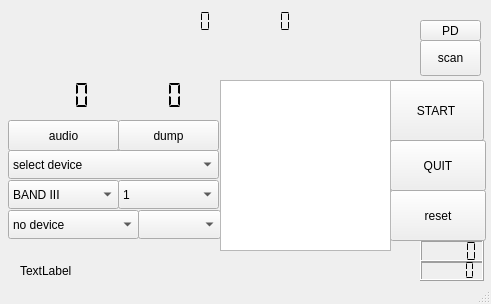
Before: the Qt Designer form forms/dabradio.ui in JvanKatwijk/qt-dab, drawn with Qt 5.
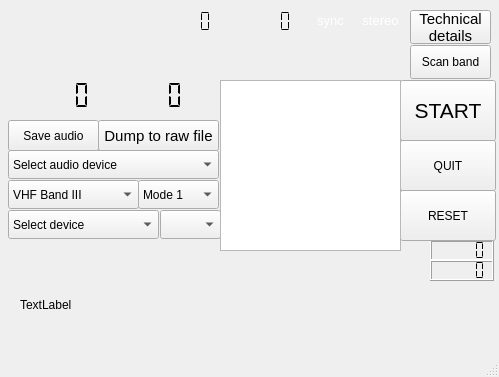
After: the same form once the commit is applied.

Patch:
```diff
--- a/forms/dabradio.ui
+++ b/forms/dabradio.ui
@@ -6,8 +6,8 @@
    <rect>
     <x>0</x>
     <y>0</y>
-    <width>491</width>
-    <height>304</height>
+    <width>499</width>
+    <height>377</height>
    </rect>
   </property>
   <property name="windowTitle">
@@ -28,7 +28,7 @@
     </property>
     <item>
      <property name="text">
-      <string>select device</string>
+      <string>Select audio device</string>
      </property>
     </item>
    </widget>
@@ -37,21 +37,21 @@
      <rect>
       <x>8</x>
       <y>180</y>
-      <width>111</width>
+      <width>131</width>
       <height>29</height>
      </rect>
     </property>
     <property name="toolTip">
-     <string>&lt;html&gt;&lt;head/&gt;&lt;body&gt;&lt;p&gt;Select a DAB band.&lt;/p&gt;&lt;p&gt;The default is Band III (174–230 MHz), the old Band III terrestrial TV band. Alternatively the L Band (1452 bis 1492 MHz, but only used in few countries) may be selected.&lt;/p&gt;&lt;/body&gt;&lt;/html&gt;</string>
+     <string>&lt;html&gt;&lt;head/&gt;&lt;body&gt;&lt;p&gt;Select a DAB band.&lt;/p&gt;&lt;p&gt;The default is VHF Band III (174–230 MHz).&lt;/p&gt;&lt;p&gt;Alternatively the L Band may be selected (1452 bis 1492 MHz, but only used in very few countries like Czech Republic).&lt;/p&gt;&lt;/body&gt;&lt;/html&gt;</string>
     </property>
     <item>
      <property name="text">
-      <string>BAND III</string>
+      <string>VHF Band III</string>
      </property>
     </item>
     <item>
      <property name="text">
-      <string>L BAND</string>
+      <string>L Band</string>
      </property>
     </item>
    </widget>
@@ -60,7 +60,7 @@
      <rect>
       <x>8</x>
       <y>120</y>
-      <width>111</width>
+      <width>91</width>
       <height>31</height>
      </rect>
     </property>
@@ -68,55 +68,60 @@
      <string>&lt;html&gt;&lt;head/&gt;&lt;body&gt;&lt;p&gt;Push this button for saving the audio output into a file. First push will show a menu for file selection. &lt;/p&gt;&lt;p&gt;Push again to stop recording.&lt;/p&gt;&lt;/body&gt;&lt;/html&gt;</string>
     </property>
     <property name="text">
-     <string>audio</string>
+     <string>Save audio</string>
     </property>
    </widget>
    <widget class="QPushButton" name="dumpButton">
     <property name="geometry">
      <rect>
-      <x>118</x>
+      <x>98</x>
       <y>120</y>
-      <width>101</width>
+      <width>121</width>
       <height>31</height>
      </rect>
     </property>
+    <property name="font">
+     <font>
+      <pointsize>11</pointsize>
+     </font>
+    </property>
     <property name="toolTip">
      <string>&lt;html&gt;&lt;head/&gt;&lt;body&gt;&lt;p&gt;Push this button for saving the raw input. Pushing will cause a menu to appear where a filename can be selected. Please note the big filesizes!&lt;/p&gt;&lt;p&gt;Push again to stop recording. You can reload it by using the file input (*.sdr) option. &lt;/p&gt;&lt;/body&gt;&lt;/html&gt;</string>
     </property>
     <property name="text">
-     <string>dump</string>
+     <string>Dump to raw file</string>
     </property>
    </widget>
    <widget class="QComboBox" name="modeSelector">
     <property name="geometry">
      <rect>
-      <x>118</x>
+      <x>138</x>
       <y>180</y>
-      <width>101</width>
+      <width>81</width>
       <height>29</height>
      </rect>
     </property>
     <property name="toolTip">
-     <string>&lt;html&gt;&lt;head/&gt;&lt;body&gt;&lt;p&gt;Select the DAB mode. By default mode 1 is selected.&lt;/p&gt;&lt;/body&gt;&lt;/html&gt;</string>
+     <string>&lt;html&gt;&lt;head/&gt;&lt;body&gt;&lt;p&gt;Select the DAB mode. &lt;/p&gt;&lt;p&gt;Mode 1 is selected as default, which is used by almost all DAB ensembles worldwide.&lt;br/&gt;Please note that other modes are not tested.&lt;/p&gt;&lt;/body&gt;&lt;/html&gt;</string>
     </property>
     <item>
      <property name="text">
-      <string>1</string>
+      <string>Mode 1</string>
      </property>
     </item>
     <item>
      <property name="text">
-      <string>2</string>
+      <string>Mode 2</string>
      </property>
     </item>
     <item>
      <property name="text">
-      <string>3</string>
+      <string>Mode 3</string>
      </property>
     </item>
     <item>
      <property name="text">
-      <string>4</string>
+      <string>Mode 4</string>
      </property>
     </item>
    </widget>
@@ -125,16 +130,16 @@
      <rect>
       <x>8</x>
       <y>210</y>
-      <width>131</width>
+      <width>151</width>
       <height>29</height>
      </rect>
     </property>
     <property name="toolTip">
-     <string>&lt;html&gt;&lt;head/&gt;&lt;body&gt;&lt;p&gt;Select the input device. The devices shown are configured. After selecting a device, please push the start button to activate the program.&lt;/p&gt;&lt;/body&gt;&lt;/html&gt;</string>
+     <string>&lt;html&gt;&lt;head/&gt;&lt;body&gt;&lt;p&gt;Select the input device. The devices shown are configured. After selecting a device, please push the START button to activate the program.&lt;/p&gt;&lt;/body&gt;&lt;/html&gt;</string>
     </property>
     <item>
      <property name="text">
-      <string>no device</string>
+      <string>Select device</string>
      </property>
     </item>
     <item>
@@ -151,14 +156,14 @@
    <widget class="QComboBox" name="channelSelector">
     <property name="geometry">
      <rect>
-      <x>138</x>
+      <x>160</x>
       <y>210</y>
-      <width>83</width>
+      <width>61</width>
       <height>29</height>
      </rect>
     </property>
     <property name="toolTip">
-     <string>&lt;html&gt;&lt;head/&gt;&lt;body&gt;&lt;p&gt;Select the channel. The table presented - obviously - depends on the band chosen.&lt;/p&gt;&lt;/body&gt;&lt;/html&gt;</string>
+     <string>&lt;html&gt;&lt;head/&gt;&lt;body&gt;&lt;p&gt;Select the DAB channel.&lt;/p&gt;&lt;p&gt;This depends on the band chosen.&lt;/p&gt;&lt;/body&gt;&lt;/html&gt;</string>
     </property>
    </widget>
    <widget class="QLabel" name="timeDisplay">
@@ -223,24 +228,42 @@
      <rect>
       <x>20</x>
       <y>260</y>
-      <width>371</width>
-      <height>21</height>
+      <width>401</width>
+      <height>91</height>
      </rect>
     </property>
     <property name="toolTip">
      <string>&lt;html&gt;&lt;head/&gt;&lt;body&gt;&lt;p&gt;Dynamic label (DLS)&lt;/p&gt;&lt;p&gt;The selected program may carry some textual information, that information is displayed here.&lt;/p&gt;&lt;/body&gt;&lt;/html&gt;</string>
     </property>
+    <property name="frameShape">
+     <enum>QFrame::NoFrame</enum>
+    </property>
+    <property name="frameShadow">
+     <enum>QFrame::Plain</enum>
+    </property>
     <property name="text">
      <string>TextLabel</string>
     </property>
+    <property name="alignment">
+     <set>Qt::AlignLeading|Qt::AlignLeft|Qt::AlignVCenter</set>
+    </property>
+    <property name="wordWrap">
+     <bool>true</bool>
+    </property>
+    <property name="openExternalLinks">
+     <bool>true</bool>
+    </property>
+    <property name="textInteractionFlags">
+     <set>Qt::LinksAccessibleByMouse|Qt::TextSelectableByMouse</set>
+    </property>
    </widget>
    <widget class="QLCDNumber" name="crcErrors_1">
     <property name="geometry">
      <rect>
-      <x>420</x>
+      <x>430</x>
       <y>240</y>
       <width>64</width>
-      <height>23</height>
+      <height>21</height>
      </rect>
     </property>
     <property name="segmentStyle">
@@ -250,7 +273,7 @@
    <widget class="QLCDNumber" name="crcErrors_2">
     <property name="geometry">
      <rect>
-      <x>420</x>
+      <x>430</x>
       <y>260</y>
       <width>64</width>
       <height>21</height>
@@ -263,12 +286,19 @@
    <widget class="QPushButton" name="startButton">
     <property name="geometry">
      <rect>
-      <x>388</x>
+      <x>400</x>
       <y>80</y>
       <width>96</width>
       <height>61</height>
      </rect>
     </property>
+    <property name="font">
+     <font>
+      <pointsize>16</pointsize>
+      <weight>50</weight>
+      <bold>false</bold>
+     </font>
+    </property>
     <property name="text">
      <string>START</string>
     </property>
@@ -276,7 +306,7 @@
    <widget class="QPushButton" name="quitButton">
     <property name="geometry">
      <rect>
-      <x>390</x>
+      <x>400</x>
       <y>140</y>
       <width>96</width>
       <height>51</height>
@@ -289,14 +319,14 @@
    <widget class="QPushButton" name="resetButton">
     <property name="geometry">
      <rect>
-      <x>390</x>
+      <x>400</x>
       <y>190</y>
       <width>96</width>
       <height>51</height>
      </rect>
     </property>
     <property name="text">
-     <string>reset</string>
+     <string>RESET</string>
     </property>
    </widget>
    <widget class="QListView" name="ensembleDisplay">
@@ -304,7 +334,7 @@
      <rect>
       <x>220</x>
       <y>80</y>
-      <width>171</width>
+      <width>181</width>
       <height>171</height>
      </rect>
     </property>
@@ -319,7 +349,7 @@
      </rect>
     </property>
     <property name="toolTip">
-     <string>&lt;html&gt;&lt;head/&gt;&lt;body&gt;&lt;p&gt;Copyright (C) 2016, 2017 Jan van Katwijk (J.vanKatwijk@gmail.com),  Lazy Chair Programming&lt;/p&gt;&lt;p&gt;&lt;/p&gt;&lt;p&gt;Qt-DAB is free software; you can redistribute it and/or modify  it under the terms of the GNU General Public License as published by the Free Software Foundation; either version 2 of the License, or (at your option) any later version.&lt;/p&gt;&lt;p&gt;&lt;br/&gt;&lt;/p&gt;&lt;/body&gt;&lt;/html&gt;</string>
+     <string>&lt;html&gt;&lt;head/&gt;&lt;body&gt;&lt;p&gt;Copyright (C) 2016, 2017 Jan van Katwijk (J.vanKatwijk@gmail.com), Lazy Chair Programming&lt;/p&gt;&lt;p&gt;Qt-DAB is free software; you can redistribute it and/or modify it under the terms of the GNU General Public License as published by the Free Software Foundation; either version 2 of the License, or (at your option) any later version.&lt;br/&gt;&lt;/p&gt;&lt;/body&gt;&lt;/html&gt;</string>
     </property>
     <property name="text">
      <string/>
@@ -334,6 +364,48 @@
       <height>21</height>
      </rect>
     </property>
+    <property name="palette">
+     <palette>
+      <active>
+       <colorrole role="WindowText">
+        <brush brushstyle="SolidPattern">
+         <color alpha="255">
+          <red>255</red>
+          <green>255</green>
+          <blue>255</blue>
+         </color>
+        </brush>
+       </colorrole>
+      </active>
+      <inactive>
+       <colorrole role="WindowText">
+        <brush brushstyle="SolidPattern">
+         <color alpha="255">
+          <red>255</red>
+          <green>255</green>
+          <blue>255</blue>
+         </color>
+        </brush>
+       </colorrole>
+      </inactive>
+      <disabled>
+       <colorrole role="WindowText">
+        <brush brushstyle="SolidPattern">
+         <color alpha="255">
+          <red>190</red>
+          <green>190</green>
+          <blue>190</blue>
+         </color>
+        </brush>
+       </colorrole>
+      </disabled>
+     </palette>
+    </property>
+    <property name="font">
+     <font>
+      <pointsize>10</pointsize>
+     </font>
+    </property>
     <property name="toolTip">
      <string>&lt;html&gt;&lt;head/&gt;&lt;body&gt;&lt;p&gt;Indicator for time synchronization&lt;/p&gt;&lt;p&gt;Green means that the software recognizes that there are DAB frames, not necessarily that the software is able to decode the DAB stream.&lt;/p&gt;&lt;/body&gt;&lt;/html&gt;</string>
     </property>
@@ -341,7 +413,10 @@
      <enum>QFrame::NoFrame</enum>
     </property>
     <property name="text">
-     <string/>
+     <string>sync</string>
+    </property>
+    <property name="alignment">
+     <set>Qt::AlignCenter</set>
     </property>
    </widget>
    <widget class="QLCDNumber" name="snrDisplay">
@@ -354,7 +429,7 @@
      </rect>
     </property>
     <property name="toolTip">
-     <string>&lt;html&gt;&lt;head/&gt;&lt;body&gt;&lt;p&gt;A signal Noise indicator&lt;/p&gt;&lt;p&gt;In general: higher is better. But do not take the value as a serious measure of the SNR, it strongly dependson the device and the amount of filtering applied in the device.&lt;/p&gt;&lt;/body&gt;&lt;/html&gt;</string>
+     <string>&lt;html&gt;&lt;head/&gt;&lt;body&gt;&lt;p&gt;A Signal to Noise (SNR) indicator&lt;/p&gt;&lt;p&gt;In general: higher is better. But do not take the value as a serious measure of the SNR, it strongly depends on the device and the amount of filtering applied in the device!&lt;/p&gt;&lt;/body&gt;&lt;/html&gt;</string>
     </property>
     <property name="frameShape">
      <enum>QFrame::NoFrame</enum>
@@ -376,7 +451,7 @@
      </rect>
     </property>
     <property name="toolTip">
-     <string>&lt;html&gt;&lt;head/&gt;&lt;body&gt;&lt;p&gt;Ensemble ID&lt;/p&gt;&lt;p&gt;The hecadecimal number indicated the ensemble being received.&lt;/p&gt;&lt;/body&gt;&lt;/html&gt;</string>
+     <string>&lt;html&gt;&lt;head/&gt;&lt;body&gt;&lt;p&gt;Ensemble ID&lt;/p&gt;&lt;p&gt;The hecadecimal number indicates the ensemble being received.&lt;/p&gt;&lt;/body&gt;&lt;/html&gt;</string>
     </property>
     <property name="frameShape">
      <enum>QFrame::NoFrame</enum>
@@ -406,56 +481,137 @@
     <property name="text">
      <string/>
     </property>
+    <property name="textInteractionFlags">
+     <set>Qt::LinksAccessibleByMouse|Qt::TextSelectableByMouse</set>
+    </property>
    </widget>
    <widget class="QLabel" name="stereoLabel">
     <property name="geometry">
      <rect>
-      <x>370</x>
+      <x>360</x>
       <y>10</y>
       <width>41</width>
-      <height>20</height>
+      <height>21</height>
      </rect>
     </property>
+    <property name="palette">
+     <palette>
+      <active>
+       <colorrole role="WindowText">
+        <brush brushstyle="SolidPattern">
+         <color alpha="255">
+          <red>255</red>
+          <green>255</green>
+          <blue>255</blue>
+         </color>
+        </brush>
+       </colorrole>
+       <colorrole role="Text">
+        <brush brushstyle="SolidPattern">
+         <color alpha="255">
+          <red>255</red>
+          <green>255</green>
+          <blue>255</blue>
+         </color>
+        </brush>
+       </colorrole>
+      </active>
+      <inactive>
+       <colorrole role="WindowText">
+        <brush brushstyle="SolidPattern">
+         <color alpha="255">
+          <red>255</red>
+          <green>255</green>
+          <blue>255</blue>
+         </color>
+        </brush>
+       </colorrole>
+       <colorrole role="Text">
+        <brush brushstyle="SolidPattern">
+         <color alpha="255">
+          <red>255</red>
+          <green>255</green>
+          <blue>255</blue>
+         </color>
+        </brush>
+       </colorrole>
+      </inactive>
+      <disabled>
+       <colorrole role="WindowText">
+        <brush brushstyle="SolidPattern">
+         <color alpha="255">
+          <red>190</red>
+          <green>190</green>
+          <blue>190</blue>
+         </color>
+        </brush>
+       </colorrole>
+       <colorrole role="Text">
+        <brush brushstyle="SolidPattern">
+         <color alpha="255">
+          <red>190</red>
+          <green>190</green>
+          <blue>190</blue>
+         </color>
+        </brush>
+       </colorrole>
+      </disabled>
+     </palette>
+    </property>
+    <property name="font">
+     <font>
+      <pointsize>10</pointsize>
+     </font>
+    </property>
     <property name="toolTip">
-     <string>&lt;html&gt;&lt;head/&gt;&lt;body&gt;&lt;p&gt;Stereo label, green means that the program currently giving sound is in stereo.&lt;/p&gt;&lt;/body&gt;&lt;/html&gt;</string>
+     <string>&lt;html&gt;&lt;head/&gt;&lt;body&gt;&lt;p&gt;Stereo label&lt;/p&gt;&lt;p&gt;Green means that the program is in stereo.&lt;br/&gt;Red means no audio or mono transmission.&lt;/p&gt;&lt;/body&gt;&lt;/html&gt;</string>
     </property>
     <property name="frameShape">
      <enum>QFrame::NoFrame</enum>
     </property>
     <property name="text">
-     <string/>
+     <string>stereo</string>
+    </property>
+    <property name="alignment">
+     <set>Qt::AlignCenter</set>
     </property>
    </widget>
    <widget class="QPushButton" name="showProgramData">
     <property name="geometry">
      <rect>
-      <x>420</x>
-      <y>20</y>
-      <width>61</width>
-      <height>21</height>
+      <x>410</x>
+      <y>10</y>
+      <width>81</width>
+      <height>34</height>
      </rect>
     </property>
+    <property name="font">
+     <font>
+      <pointsize>11</pointsize>
+     </font>
+    </property>
     <property name="toolTip">
      <string>&lt;html&gt;&lt;head/&gt;&lt;body&gt;&lt;p&gt;Push this button for further technical information on the selected program&amp;gt;&lt;/p&gt;&lt;p&gt;Push gain for having  the widget disappear.&amp;gt;&lt;/p&gt;&lt;/body&gt;&lt;/html&gt;</string>
     </property>
     <property name="text">
-     <string>PD</string>
+     <string>Technical
+details</string>
     </property>
    </widget>
    <widget class="QPushButton" name="scanButton">
     <property name="geometry">
      <rect>
-      <x>420</x>
-      <y>40</y>
-      <width>61</width>
-      <height>36</height>
+      <x>410</x>
+      <y>45</y>
+      <width>81</width>
+      <height>34</height>
      </rect>
     </property>
     <property name="toolTip">
      <string>&lt;html&gt;&lt;head/&gt;&lt;body&gt;&lt;p&gt;Push this button for starting a scan over the channels in the current BAND. Scanning will continue until DAB data is detected in the channel currently  selected.&amp;gt;&lt;/p&gt;&lt;p&gt;&amp;gt;&lt;/p&gt;&lt;p&gt;Push again to stop scanning.&lt;/p&gt;&lt;/body&gt;&lt;/html&gt;</string>
     </property>
     <property name="text">
-     <string>scan</string>
+     <string>Scan band</string>
     </property>
    </widget>
   </widget>
```
